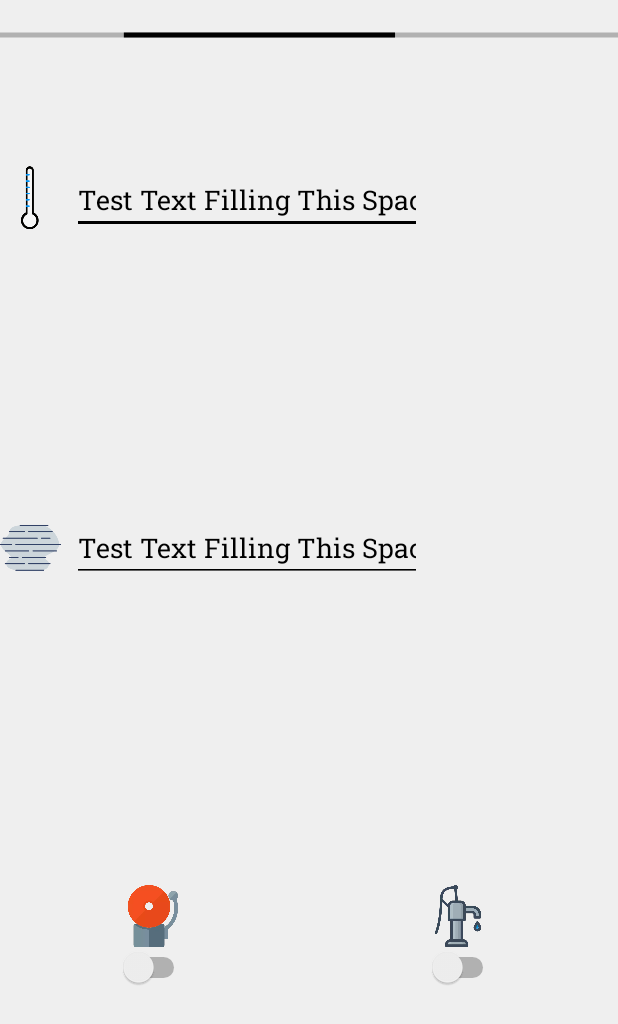
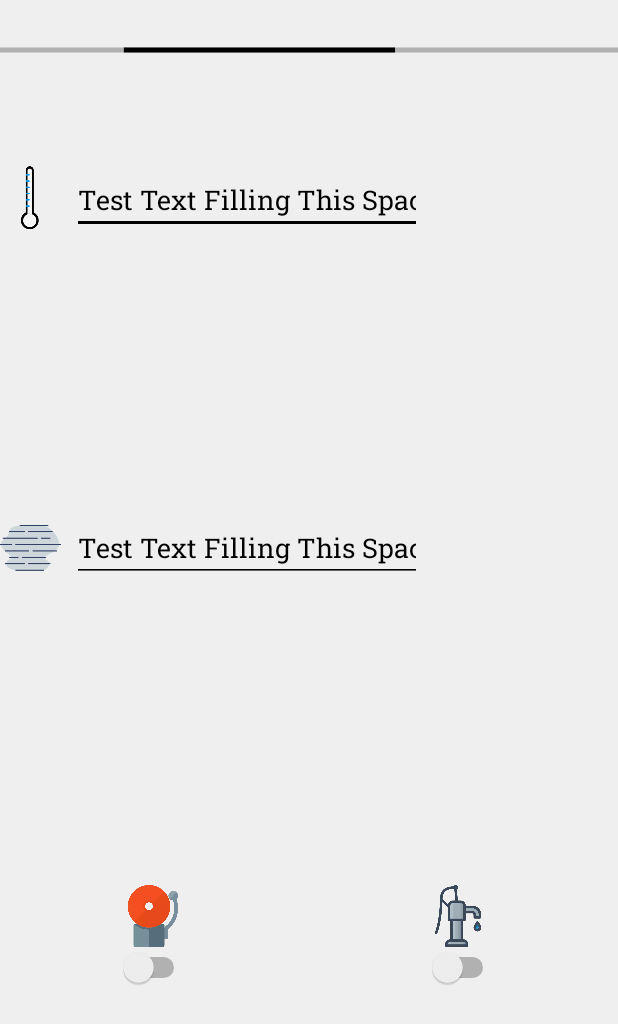
Before and after one commit to joaomariord/-ANDROID-RMSF, an Android app: the layout fragment_action.xml on its own in the app's theme, with its tools: preview values and no code run, on a phone screen of 412 x 824 dp. Shown: the top 1024 px of the screen. Run offline under Robolectric (Android 15) with nearby library versions, the phone set to English and light mode, and no system bars.

Commit message:
Minor Corrections on UI

```diff
--- a/app/src/main/res/layout/fragment_action.xml
+++ b/app/src/main/res/layout/fragment_action.xml
@@ -34,6 +34,7 @@
                 android:layout_height="wrap_content"
                 android:layout_alignParentTop="true"
                 android:layout_centerHorizontal="true"
+                android:layout_marginTop="10dp"
                 android:indeterminate="true"
                 android:visibility="invisible"
                 tools:visibility="visible" />
```
Also changed, not shown: app/src/main/java/com/joaomariodev/rmsfsensoractuationapp/Controller/Fragments/ActionFragment.java (+8 -2 lines).
